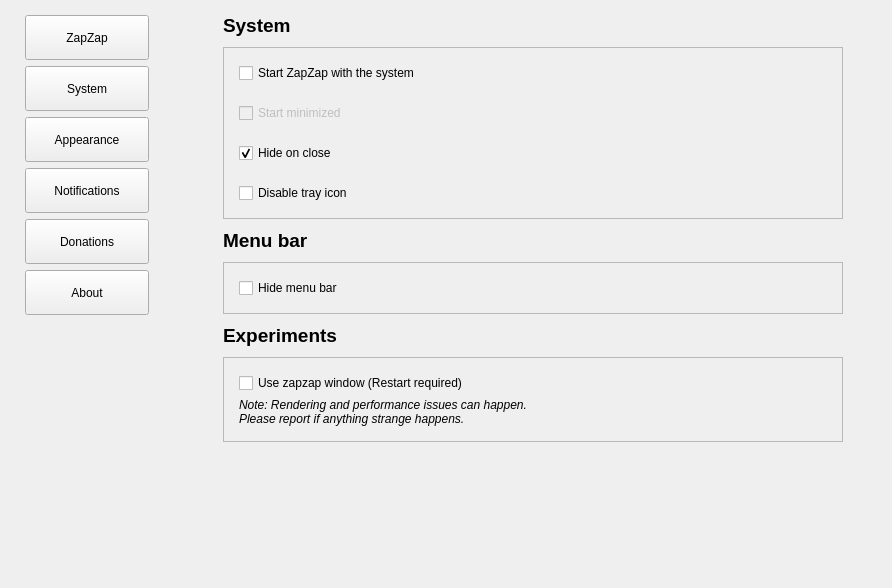
The window that zapzap/view/settings.ui (rafatosta/zapzap) describes before a commit, drawn with Qt 5.
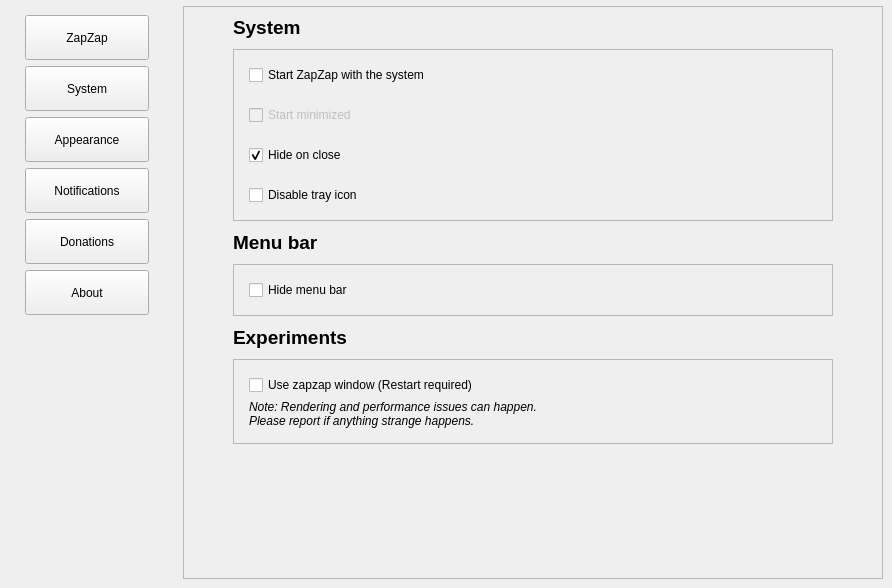
The same window after the commit. The open tabs and pages were chosen to show the change. Icons and pictures are not drawn.

Commit message: QScrollArea in system

Diff of the .ui file:
```diff
--- a/zapzap/view/settings.ui
+++ b/zapzap/view/settings.ui
@@ -247,10 +247,34 @@
      </property>
      <widget class="QWidget" name="pageSystem">
       <layout class="QVBoxLayout" name="verticalLayout_7">
+       <property name="topMargin">
+        <number>6</number>
+       </property>
+       <item>
+        <widget class="QScrollArea" name="scrollArea">
+         <property name="widgetResizable">
+          <bool>true</bool>
+         </property>
+         <widget class="QWidget" name="scrollAreaWidgetContents">
+          <property name="geometry">
+           <rect>
+            <x>0</x>
+            <y>0</y>
+            <width>712</width>
+            <height>572</height>
+           </rect>
+          </property>
+          <layout class="QHBoxLayout" name="horizontalLayout_16">
        <item>
         <layout class="QVBoxLayout" name="verticalLayout_6">
+             <property name="spacing">
+              <number>0</number>
+             </property>
          <item>
           <layout class="QHBoxLayout" name="horizontalLayout">
+               <property name="spacing">
+                <number>0</number>
+               </property>
            <item>
             <spacer name="horizontalSpacer">
              <property name="orientation">
@@ -273,10 +297,10 @@
               <number>10</number>
              </property>
              <property name="topMargin">
-              <number>5</number>
+                  <number>0</number>
              </property>
              <property name="bottomMargin">
-              <number>50</number>
+                  <number>0</number>
              </property>
              <item>
               <widget class="QLabel" name="label">
@@ -459,6 +483,12 @@
                  <height>0</height>
                 </size>
                </property>
+                   <property name="maximumSize">
+                    <size>
+                     <width>620</width>
+                     <height>16777215</height>
+                    </size>
+                   </property>
                <property name="frameShape">
                 <enum>QFrame::StyledPanel</enum>
                </property>
@@ -541,6 +571,10 @@
           </spacer>
          </item>
         </layout>
+           </item>
+          </layout>
+         </widget>
+        </widget>
        </item>
       </layout>
      </widget>
```
Left out of the diff: 4 changed lines with no effect on the pictures. Lines whose indentation alone changed are shown as unchanged. The commit also changes 1 other file.
